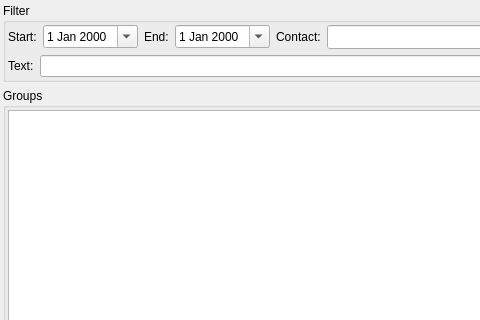
Before: the Qt Designer form src/plugins/messagearchiver/viewhistorywindow.ui in vacuum-im/vacuum-im, drawn with Qt 5; both pictures show x 0 to 480 and y 0 to 320 of the 596 by 504 pixel window.
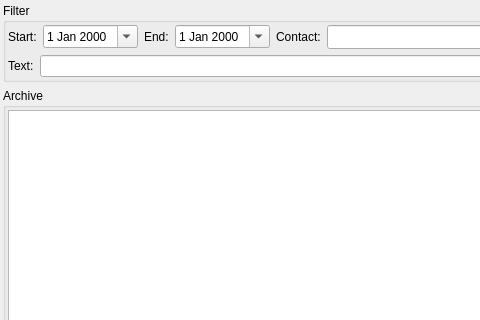
After: the same form once the commit is applied.

Patch:
```diff
--- a/src/plugins/messagearchiver/viewhistorywindow.ui
+++ b/src/plugins/messagearchiver/viewhistorywindow.ui
@@ -146,7 +146,7 @@
       </property>
       <widget class="QGroupBox" name="grbGroups" >
        <property name="title" >
-        <string>Groups</string>
+        <string>Archive</string>
        </property>
        <property name="flat" >
         <bool>true</bool>
```
Left out of the diff: 5 changed lines with no effect on the pictures.
